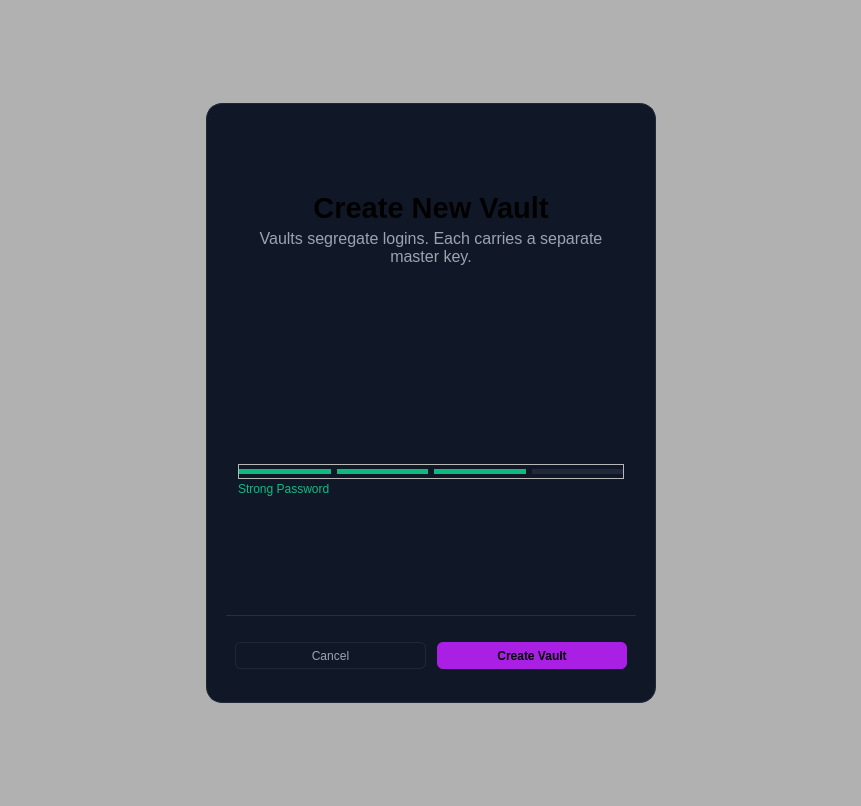
Old version of the form src/formOverlay/createvaultoverlay.ui in the repository Keypr-org/qt_client.
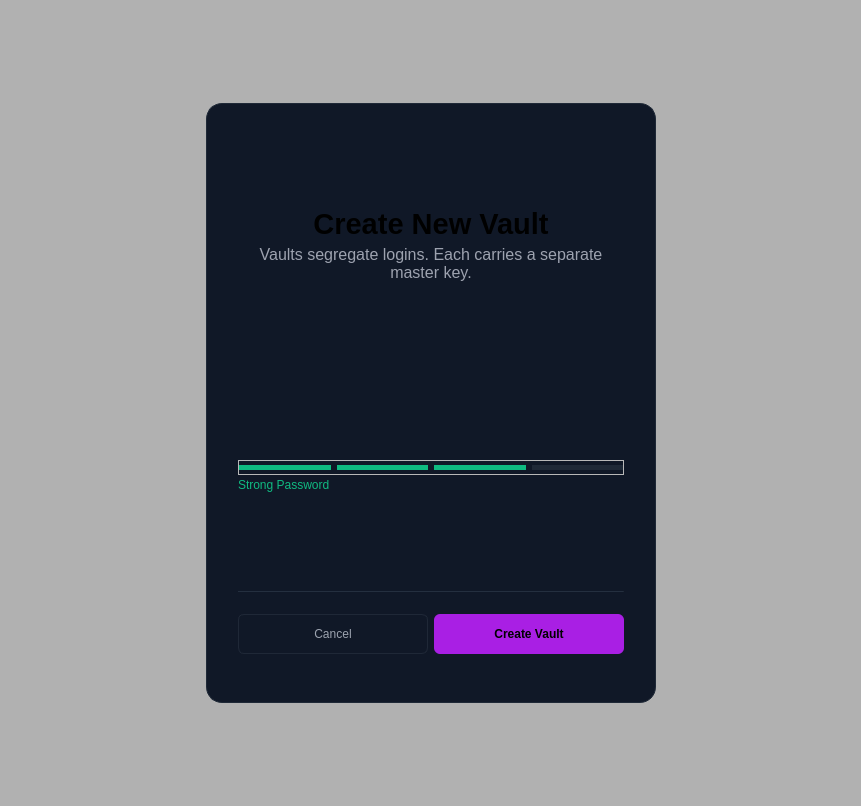
New version of the form. Icons and pictures are not drawn. Custom widgets are drawn as their Qt base class.

What changed in the file:
```diff
--- a/src/formOverlay/createvaultoverlay.ui
+++ b/src/formOverlay/createvaultoverlay.ui
@@ -109,19 +109,19 @@
         </property>
         <layout class="QVBoxLayout" name="verticalLayout">
          <property name="spacing">
-          <number>0</number>
+          <number>-1</number>
          </property>
          <property name="leftMargin">
-          <number>20</number>
+          <number>32</number>
          </property>
          <property name="topMargin">
-          <number>20</number>
+          <number>32</number>
          </property>
          <property name="rightMargin">
-          <number>20</number>
+          <number>32</number>
          </property>
          <property name="bottomMargin">
-          <number>20</number>
+          <number>32</number>
          </property>
          <item>
           <widget class="QFrame" name="titleWrapper">
@@ -278,13 +278,13 @@
            <property name="minimumSize">
             <size>
              <width>0</width>
-             <height>90</height>
+             <height>60</height>
             </size>
            </property>
            <property name="maximumSize">
             <size>
              <width>16777215</width>
-             <height>90</height>
+             <height>60</height>
             </size>
            </property>
           </widget>
@@ -300,13 +300,13 @@
            <property name="minimumSize">
             <size>
              <width>0</width>
-             <height>90</height>
+             <height>60</height>
             </size>
            </property>
            <property name="maximumSize">
             <size>
              <width>16777215</width>
-             <height>90</height>
+             <height>60</height>
             </size>
            </property>
           </widget>
@@ -328,7 +328,7 @@
            <property name="maximumSize">
             <size>
              <width>16777215</width>
-             <height>40</height>
+             <height>60</height>
             </size>
            </property>
            <layout class="QVBoxLayout" name="verticalLayout_3">
@@ -339,16 +339,16 @@
              <enum>QLayout::SizeConstraint::SetNoConstraint</enum>
             </property>
             <property name="leftMargin">
-             <number>12</number>
+             <number>0</number>
             </property>
             <property name="topMargin">
-             <number>0</number>
+             <number>10</number>
             </property>
             <property name="rightMargin">
-             <number>12</number>
+             <number>0</number>
             </property>
             <property name="bottomMargin">
-             <number>0</number>
+             <number>10</number>
             </property>
             <item>
              <widget class="QFrame" name="frame">
@@ -549,33 +549,17 @@
            <property name="minimumSize">
             <size>
              <width>0</width>
-             <height>90</height>
+             <height>60</height>
             </size>
            </property>
            <property name="maximumSize">
             <size>
              <width>16777215</width>
-             <height>90</height>
+             <height>60</height>
             </size>
            </property>
           </widget>
          </item>
-         <item>
-          <spacer name="verticalSpacer_3">
-           <property name="orientation">
-            <enum>Qt::Orientation::Vertical</enum>
-           </property>
-           <property name="sizeType">
-            <enum>QSizePolicy::Policy::Minimum</enum>
-           </property>
-           <property name="sizeHint" stdset="0">
-            <size>
-             <width>20</width>
-             <height>20</height>
-            </size>
-           </property>
-          </spacer>
-         </item>
          <item>
           <widget class="Line" name="line">
            <property name="sizePolicy">
@@ -619,8 +603,17 @@
             </size>
            </property>
            <layout class="QHBoxLayout" name="horizontalLayout">
+            <property name="leftMargin">
+             <number>0</number>
+            </property>
             <property name="topMargin">
-             <number>24</number>
+             <number>0</number>
+            </property>
+            <property name="rightMargin">
+             <number>0</number>
+            </property>
+            <property name="bottomMargin">
+             <number>0</number>
             </property>
             <item>
              <widget class="QPushButton" name="cancelCreation">
@@ -630,6 +623,18 @@
                 <verstretch>0</verstretch>
                </sizepolicy>
               </property>
+              <property name="minimumSize">
+               <size>
+                <width>0</width>
+                <height>40</height>
+               </size>
+              </property>
+              <property name="maximumSize">
+               <size>
+                <width>16777215</width>
+                <height>40</height>
+               </size>
+              </property>
               <property name="cursor">
                <cursorShape>PointingHandCursor</cursorShape>
               </property>
@@ -647,22 +652,6 @@
               </property>
              </widget>
             </item>
-            <item>
-             <spacer name="horizontalSpacer_5">
-              <property name="orientation">
-               <enum>Qt::Orientation::Horizontal</enum>
-              </property>
-              <property name="sizeType">
-               <enum>QSizePolicy::Policy::Minimum</enum>
-              </property>
-              <property name="sizeHint" stdset="0">
-               <size>
-                <width>5</width>
-                <height>10</height>
-               </size>
-              </property>
-             </spacer>
-            </item>
             <item>
              <widget class="QPushButton" name="createVaultButton">
               <property name="sizePolicy">
@@ -671,6 +660,18 @@
                 <verstretch>0</verstretch>
                </sizepolicy>
               </property>
+              <property name="minimumSize">
+               <size>
+                <width>0</width>
+                <height>40</height>
+               </size>
+              </property>
+              <property name="maximumSize">
+               <size>
+                <width>16777215</width>
+                <height>40</height>
+               </size>
+              </property>
               <property name="font">
                <font>
                 <bold>true</bold>
```
Left out of the diff: 2 changed lines with no effect on the pictures.
